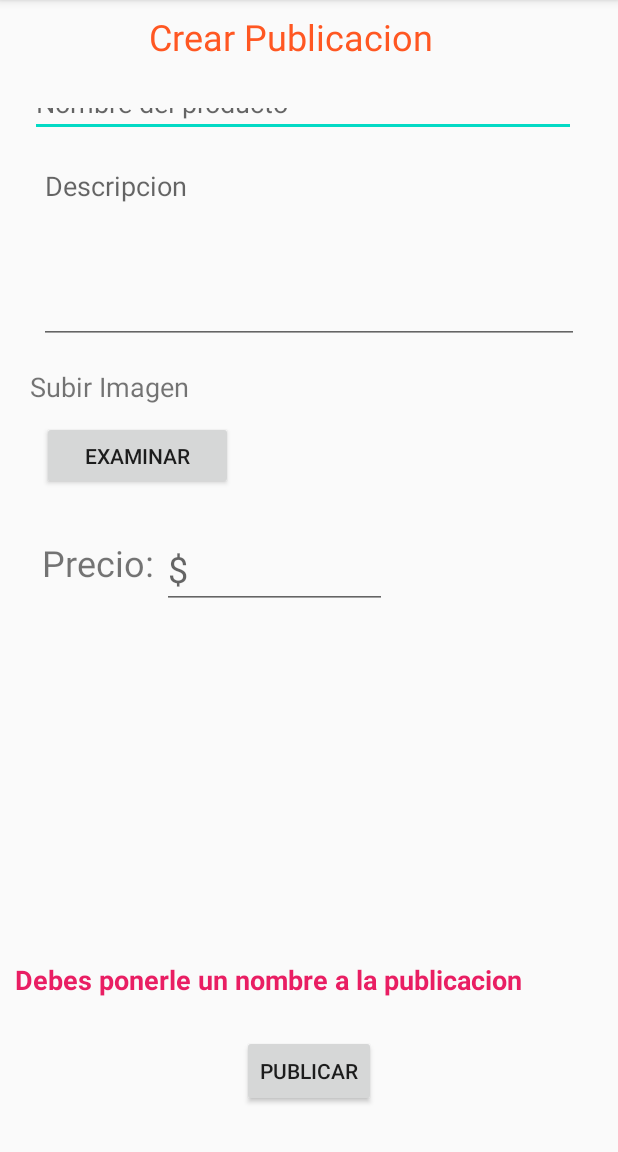
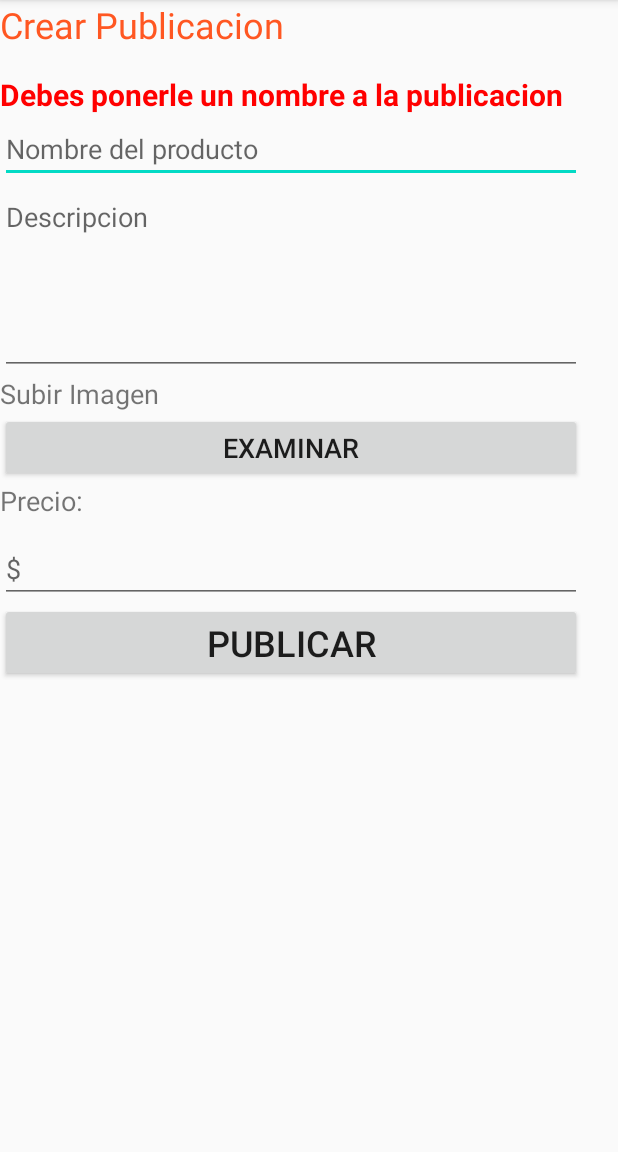
Before and after one commit to fedeb47/Mingapp, an Android app: the SubirPublicacion screen opened directly, with no data from a screen before it, after a tap on "PUBLICAR", on a phone screen of 412 x 824 dp, the part 84-1236 px from its top. Run offline under Robolectric (Android 15) with nearby library versions, the phone set to English and light mode, and no system bars; our stand-ins replace Firebase (no records; nobody signed in at launch, a user with empty details on screens opened directly).

Commit message:
antes de enviar al profe

```diff
--- a/app/src/main/java/com/seminario/sopalonion/SplashActivity.java
+++ b/app/src/main/java/com/seminario/sopalonion/SplashActivity.java
@@ -11,7 +11,7 @@ import android.view.WindowManager;
 
 public class SplashActivity extends Activity {
 
-    private final int DURACION_SPLASH = 6000;
+    private final int DURACION_SPLASH = 2000;
 
     @Override
     public void onCreate(Bundle savedInstanceState) {
--- a/app/src/main/java/com/seminario/sopalonion/SubirPublicacion.java
+++ b/app/src/main/java/com/seminario/sopalonion/SubirPublicacion.java
@@ -14,8 +14,11 @@ import com.google.firebase.storage.FirebaseStorage;
 import com.google.firebase.storage.StorageReference;
 import com.google.firebase.storage.UploadTask;
 import android.content.Intent;
+import android.graphics.Color;
+import android.graphics.Typeface;
 import android.net.Uri;
 import android.os.Bundle;
+import android.text.style.StyleSpan;
 import android.util.Log;
 import android.view.View;
 import android.widget.Button;
@@ -62,12 +65,12 @@ public class SubirPublicacion extends AppCompatActivity {
             mStorageRef = FirebaseStorage.getInstance().getReference();
             myRef = FirebaseDatabase.getInstance().getReference();
             etNombre = (EditText) findViewById(R.id.etNombre);
-            etDescripcion = (EditText) findViewById(R.id.editText3);
-            etPrecio = (EditText) findViewById(R.id.editText4);
+            etDescripcion = (EditText) findViewById(R.id.etDescripcion);
+            etPrecio = (EditText) findViewById(R.id.etPrecio);
             progressBar = (ProgressBar) findViewById(R.id.progressBar2);
-            tvPrecio = (TextView) findViewById(R.id.textView6);
+            tvPrecio = (TextView) findViewById(R.id.tvPrecio);
             tvSubirImgen = (TextView) findViewById(R.id.tvSubirImagen);
-            tvError = (TextView) findViewById(R.id.textView9);
+            tvError = (TextView) findViewById(R.id.tvError);
 
             FirebaseUser user = FirebaseAuth.getInstance().getCurrentUser();
 
@@ -113,12 +116,13 @@ public class SubirPublicacion extends AppCompatActivity {
                                     fError(mensajeErorr);
                                 }else{
                                     Log.d("LINK DESCARGA", downloadUri.toString());
-                                    Publi p = new Publi(userID, Nombre, Link, Descripcion, Precio);
-                                    DatabaseReference publi = myRef.child("Publicaciones");
-                                    DatabaseReference userRef = myRef.child("usuarios").child(userID);
-                                    id = publi.push().getKey();
-                                    publi.child(id).setValue(p);
-                                    userRef.child("Publicaciones").child(id).setValue("true");
+                                    Publi p = new Publi(userID, Nombre, Link, Descripcion, Precio);        //creo objeto publicacion
+                                    DatabaseReference publi = myRef.child("Publicaciones");                //referencio las publicaciones
+                                    DatabaseReference userRef = myRef.child("usuarios").child(userID);     //referencio al usuario conectado
+                                    id = publi.push().getKey();                                            //creo y obtengo key para la publicacion
+                                    userRef.child("Publicaciones").push().child(id).setValue("true");
+                                    publi.child(id).setValue(p);                                           //cargo objeto Publicacion a la base de datos
+
                                     Publican();
                                 }
                             }
@@ -193,11 +197,12 @@ public class SubirPublicacion extends AppCompatActivity {
 
     public void cargaOK(){
         progressBar.setVisibility(View.GONE);
-        tvSubirImgen.setText("Subir imagen");
+        tvSubirImgen.setText("Imagen subida exitosamente");
+        tvSubirImgen.setTextColor(Color.RED);
+        tvSubirImgen.setTypeface(null, Typeface.ITALIC);
         etNombre.setVisibility(View.VISIBLE);
         etDescripcion.setVisibility(View.VISIBLE);
         etPrecio.setVisibility(View.VISIBLE);
-        bExaminar.setVisibility(View.VISIBLE);
         bPublicar.setVisibility(View.VISIBLE);
         tvPrecio.setVisibility(View.VISIBLE);
     }
--- a/app/src/main/res/layout/activity_subir_publicacion.xml
+++ b/app/src/main/res/layout/activity_subir_publicacion.xml
@@ -8,132 +8,96 @@
 
 
     <TextView
-        android:id="@+id/textView3"
-        android:layout_width="212dp"
+        android:id="@+id/tvCrearPublicacion"
+        android:layout_width="0dp"
         android:layout_height="34dp"
-        android:layout_marginTop="8dp"
+        android:layout_marginTop="10dp"
         android:text="Crear Publicacion"
         android:textColor="#FF5722"
         android:textSize="24sp"
-        app:layout_constraintEnd_toEndOf="parent"
-        app:layout_constraintHorizontal_bias="0.498"
-        app:layout_constraintStart_toStartOf="parent"
-        app:layout_constraintTop_toTopOf="parent" />
+        tools:layout_editor_absoluteX="112dp" />
+
+    <LinearLayout
+        android:layout_width="388dp"
+        android:layout_height="586dp"
+        android:layout_marginTop="15dp"
+        android:orientation="vertical"
+        app:layout_constraintTop_toBottomOf="@+id/tvCrearPublicacion"
+        tools:layout_editor_absoluteX="7dp">
+
+        <TextView
+            android:id="@+id/tvError"
+            android:layout_width="match_parent"
+            android:layout_height="wrap_content"
+            android:textColor="#FF0000"
+            android:textSize="20sp"
+            android:textStyle="bold" />
 
         <EditText
             android:id="@+id/etNombre"
-        android:layout_width="364dp"
-        android:layout_height="29dp"
-        android:layout_marginStart="20dp"
-        android:layout_marginTop="20dp"
-        android:layout_marginEnd="10dp"
+            android:layout_width="match_parent"
+            android:layout_height="wrap_content"
             android:ems="10"
             android:hint="Nombre del producto"
             android:inputType="textPersonName"
-        android:textColor="#000000"
-        app:layout_constraintEnd_toEndOf="parent"
-        app:layout_constraintHorizontal_bias="0.0"
-        app:layout_constraintStart_toStartOf="parent"
-        app:layout_constraintTop_toBottomOf="@+id/textView3" />
-
-    <Button
-        android:id="@+id/bPublicar"
-        android:layout_width="wrap_content"
-        android:layout_height="wrap_content"
-        android:layout_marginBottom="30dp"
-        android:text="Publicar"
-        app:layout_constraintBottom_toBottomOf="parent"
-        app:layout_constraintEnd_toEndOf="parent"
-        app:layout_constraintStart_toStartOf="parent" />
-
-    <Button
-        android:id="@+id/bExaminar"
-        android:layout_width="127dp"
-        android:layout_height="46dp"
-        android:layout_marginStart="28dp"
-        android:layout_marginTop="10dp"
-        android:text="Examinar"
-        app:layout_constraintStart_toStartOf="parent"
-        app:layout_constraintTop_toBottomOf="@+id/tvSubirImagen" />
-
-    <TextView
-        android:id="@+id/tvSubirImagen"
-        android:layout_width="186dp"
-        android:layout_height="25dp"
-        android:layout_marginStart="20dp"
-        android:layout_marginTop="16dp"
-        android:text="Subir Imagen"
-        android:textSize="18sp"
-        app:layout_constraintStart_toStartOf="parent"
-        app:layout_constraintTop_toBottomOf="@+id/editText3"
-        tools:ignore="MissingConstraints" />
+            android:textColor="#000000" />
 
         <EditText
-        android:id="@+id/editText3"
-        android:layout_width="360dp"
+            android:id="@+id/etDescripcion"
+            android:layout_width="match_parent"
             android:layout_height="128dp"
-        android:layout_marginStart="10dp"
-        android:layout_marginTop="10dp"
-        android:layout_marginEnd="10dp"
             android:ems="10"
             android:gravity="start|top"
             android:hint="Descripcion"
             android:inputType="textMultiLine"
             android:lines="4"
-        android:singleLine="false"
-        app:layout_constraintEnd_toEndOf="parent"
-        app:layout_constraintStart_toStartOf="parent"
-        app:layout_constraintTop_toBottomOf="@+id/etNombre" />
+            android:singleLine="false" />
 
         <TextView
-        android:id="@+id/textView6"
-        android:layout_width="80dp"
-        android:layout_height="35dp"
-        android:layout_marginStart="28dp"
-        android:layout_marginTop="32dp"
-        android:text="Precio:"
-        android:textSize="24sp"
-        app:layout_constraintStart_toStartOf="parent"
-        app:layout_constraintTop_toBottomOf="@+id/bExaminar" />
-
-    <EditText
-        android:id="@+id/editText4"
-        android:layout_width="150dp"
-        android:layout_height="47dp"
-        android:layout_marginTop="32dp"
-        android:ems="10"
-        android:hint="$"
-        android:inputType="number"
-        android:textSize="24sp"
-        app:layout_constraintStart_toEndOf="@+id/textView6"
-        app:layout_constraintTop_toBottomOf="@+id/bExaminar" />
+            android:id="@+id/tvSubirImagen"
+            android:layout_width="match_parent"
+            android:layout_height="25dp"
+            android:text="Subir Imagen"
+            android:textSize="18sp"
+            tools:ignore="MissingConstraints" />
 
         <ProgressBar
             android:id="@+id/progressBar2"
             style="?android:attr/progressBarStyle"
             android:layout_width="160dp"
             android:layout_height="140dp"
-        android:layout_marginStart="181dp"
-        android:layout_marginEnd="182dp"
-        android:layout_marginBottom="148dp"
-        android:visibility="gone"
-        app:layout_constraintBottom_toTopOf="@+id/bPublicar"
-        app:layout_constraintEnd_toEndOf="parent"
-        app:layout_constraintStart_toStartOf="parent"
-        app:layout_constraintTop_toBottomOf="@+id/editText4" />
+            android:visibility="gone" />
+
+        <Button
+            android:id="@+id/bExaminar"
+            android:layout_width="match_parent"
+            android:layout_height="46dp"
+            android:text="Examinar"
+            android:textSize="18sp" />
 
         <TextView
-        android:id="@+id/textView9"
-        android:layout_width="357dp"
-        android:layout_height="39dp"
+            android:id="@+id/tvPrecio"
+            android:layout_width="match_parent"
+            android:layout_height="35dp"
+            android:text="Precio:"
+            android:textSize="18sp" />
 
-        android:layout_marginStart="10dp"
-        android:layout_marginBottom="10dp"
-        android:text="TextView"
-        android:textColor="#E91E63"
-        android:textSize="18sp"
-        android:textStyle="bold"
-        app:layout_constraintBottom_toTopOf="@+id/bPublicar"
-        app:layout_constraintStart_toStartOf="parent" />
+        <EditText
+            android:id="@+id/etPrecio"
+            android:layout_width="match_parent"
+            android:layout_height="wrap_content"
+            android:ems="10"
+            android:hint="$"
+            android:inputType="number"
+            android:textSize="18sp" />
+
+        <Button
+            android:id="@+id/bPublicar"
+            android:layout_width="match_parent"
+            android:layout_height="wrap_content"
+            android:text="Publicar"
+            android:textSize="24sp" />
+
+    </LinearLayout>
 
 </androidx.constraintlayout.widget.ConstraintLayout>
```
Also changed, not shown: app/src/main/java/com/seminario/sopalonion/Buscador.java (+78 -12 lines), app/src/main/java/com/seminario/sopalonion/MainActivity.java (+6 -11 lines), app/src/main/java/com/seminario/sopalonion/Publicacion.java (+6 -11 lines), app/src/main/res/layout/activity_buscador.xml (+80 -6 lines), app/src/main/res/layout/activity_publicacion.xml (+33 -50 lines), app/src/main/res/drawable/lupa.jpg (added), app/src/main/res/drawable/lupa2.png (added), app/src/main/res/drawable/lupa3.png (added). Lines whose indentation alone changed are shown as unchanged.
